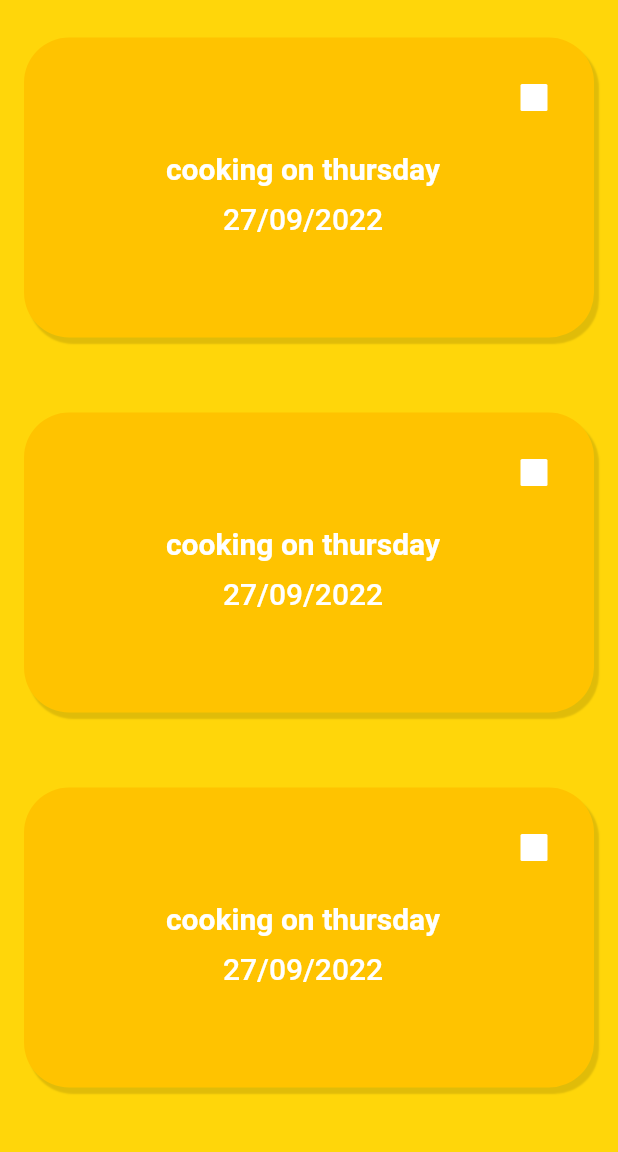
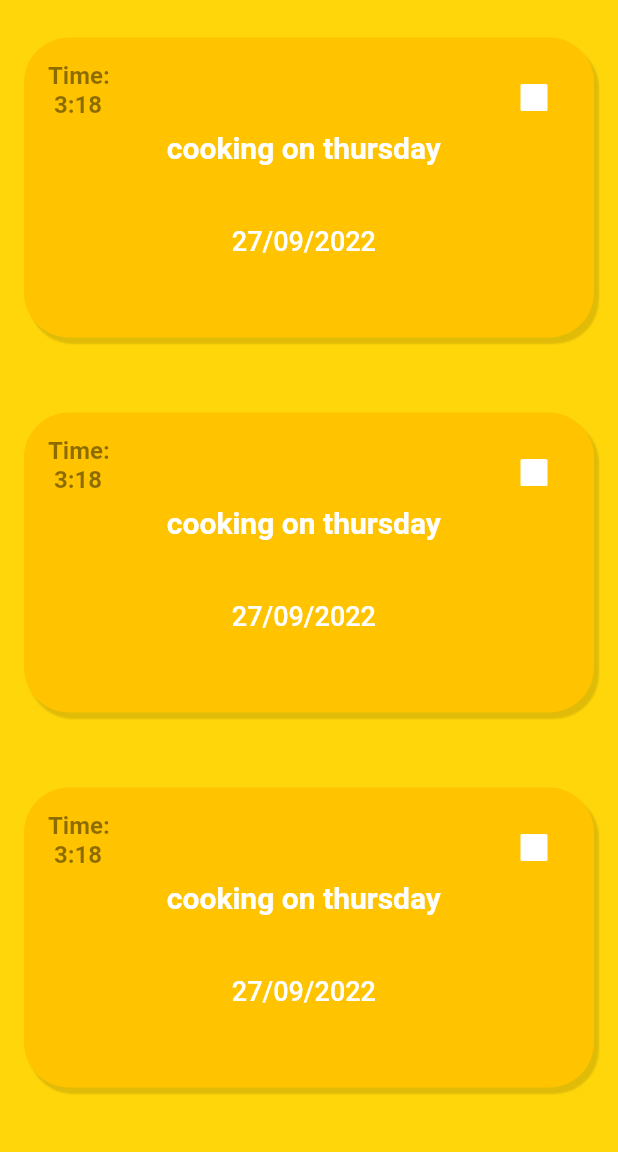
Before and after one commit to dimeprog/riverpod_todo_app, a Flutter app: the screen it shows after launch, on a phone screen of 412 x 824 dp, the part 84-1236 px from its top. Run offline on Flutter 3.47's test engine with Material 2 defaults, Android fonts, the phone set to English and light mode, and no system bars.

Commit message:
completed UI 2

```diff
--- a/todo_app/lib/views/widgets/home_listview.dart
+++ b/todo_app/lib/views/widgets/home_listview.dart
@@ -35,9 +35,13 @@ class TodoItem extends StatelessWidget {
       ),
       child: Center(
         child: ListTile(
-          leading: Container(
-            height: 2,
-            width: 2,
+          leading: const Text(
+            'Time:\n 3:18',
+            style: TextStyle(
+              color: Colors.black45,
+              fontSize: 16,
+              fontWeight: FontWeight.bold,
+            ),
           ),
           trailing: Checkbox(
             onChanged: (val) {},
@@ -63,13 +67,13 @@ class TodoItem extends StatelessWidget {
                 ),
               ),
               SizedBox(
-                height: 10,
+                height: 40,
               ),
               Text(
                 '27/09/2022',
                 style: TextStyle(
                   color: Colors.white,
-                  fontSize: 20,
+                  fontSize: 18,
                   fontWeight: FontWeight.w500,
                 ),
               ),
```
